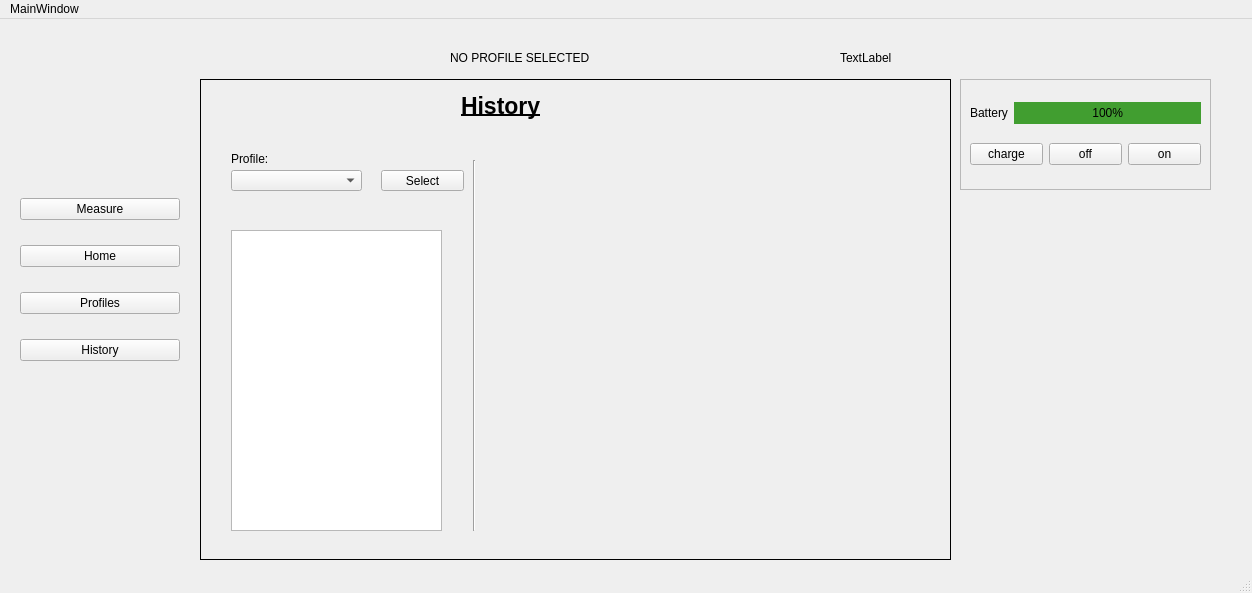
Qt form mainwindow.ui (Shivewq/COMP3004FinalProject) before a commit.
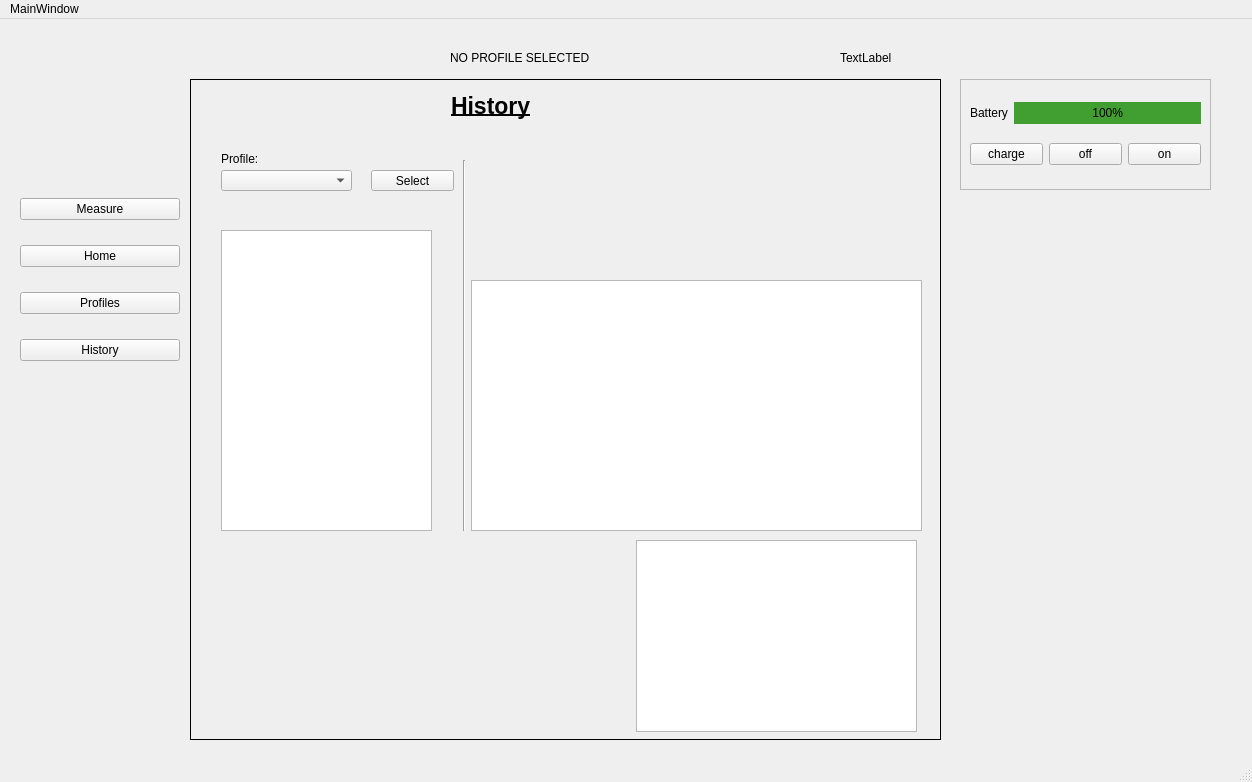
The same form after that commit. Custom widgets are drawn as their Qt base class.

Commit message: set up bar graph for displaying processed data in history page. Current uses most recent data from curr active user

```diff
--- a/mainwindow.ui
+++ b/mainwindow.ui
@@ -7,7 +7,7 @@
     <x>0</x>
     <y>0</y>
     <width>1252</width>
-    <height>593</height>
+    <height>782</height>
    </rect>
   </property>
   <property name="windowTitle">
@@ -17,10 +17,10 @@
    <widget class="QStackedWidget" name="stackedWidget">
     <property name="geometry">
      <rect>
-      <x>200</x>
+      <x>190</x>
       <y>60</y>
       <width>751</width>
-      <height>481</height>
+      <height>661</height>
      </rect>
     </property>
     <property name="frameShape">
@@ -309,6 +309,26 @@
        <enum>Qt::Vertical</enum>
       </property>
      </widget>
+     <widget class="QChartView" name="barGraph">
+      <property name="geometry">
+       <rect>
+        <x>280</x>
+        <y>200</y>
+        <width>451</width>
+        <height>251</height>
+       </rect>
+      </property>
+     </widget>
+     <widget class="QListView" name="organList">
+      <property name="geometry">
+       <rect>
+        <x>445</x>
+        <y>460</y>
+        <width>281</width>
+        <height>192</height>
+       </rect>
+      </property>
+     </widget>
     </widget>
    </widget>
    <widget class="QLabel" name="label_batteryValue">
```
The commit also changes 3 other files.
